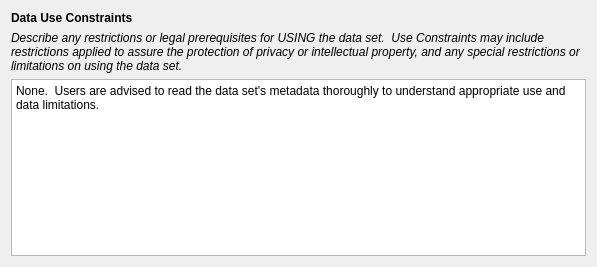
DOI-USGS/fort-pymdwizard, file pymdwizard/gui/ui_files/UseConstraints.ui: the form before one commit.
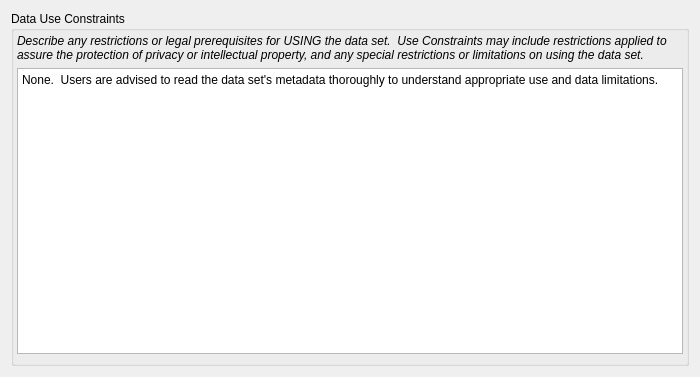
The form after the commit.

Commit message: changes to Use Constraints ui

Patch:
```diff
--- a/pymdwizard/gui/ui_files/UseConstraints.ui
+++ b/pymdwizard/gui/ui_files/UseConstraints.ui
@@ -6,8 +6,8 @@
    <rect>
     <x>0</x>
     <y>0</y>
-    <width>597</width>
-    <height>267</height>
+    <width>700</width>
+    <height>377</height>
    </rect>
   </property>
   <property name="font">
@@ -21,20 +21,21 @@
   </property>
   <layout class="QGridLayout" name="gridLayout">
    <item row="0" column="0">
-    <widget class="QLabel" name="label_4">
-     <property name="font">
-      <font>
-       <pointsize>9</pointsize>
-       <weight>75</weight>
-       <bold>true</bold>
-      </font>
-     </property>
-     <property name="text">
+    <widget class="QGroupBox" name="groupBox">
+     <property name="title">
       <string>Data Use Constraints</string>
      </property>
-    </widget>
-   </item>
-   <item row="1" column="0">
+     <layout class="QVBoxLayout" name="verticalLayout">
+      <property name="leftMargin">
+       <number>3</number>
+      </property>
+      <property name="topMargin">
+       <number>3</number>
+      </property>
+      <property name="rightMargin">
+       <number>3</number>
+      </property>
+      <item>
     <widget class="QLabel" name="label">
      <property name="font">
       <font>
@@ -49,7 +50,7 @@
      </property>
     </widget>
    </item>
-   <item row="2" column="0">
+      <item>
     <widget class="QPlainTextEdit" name="fgdc_useconst">
      <property name="acceptDrops">
       <bool>false</bool>
@@ -60,6 +61,9 @@
      <property name="overwriteMode">
       <bool>true</bool>
      </property>
+       </widget>
+      </item>
+     </layout>
     </widget>
    </item>
   </layout>
```
Lines whose indentation alone changed are shown as unchanged. The commit also changes 1 other file.
